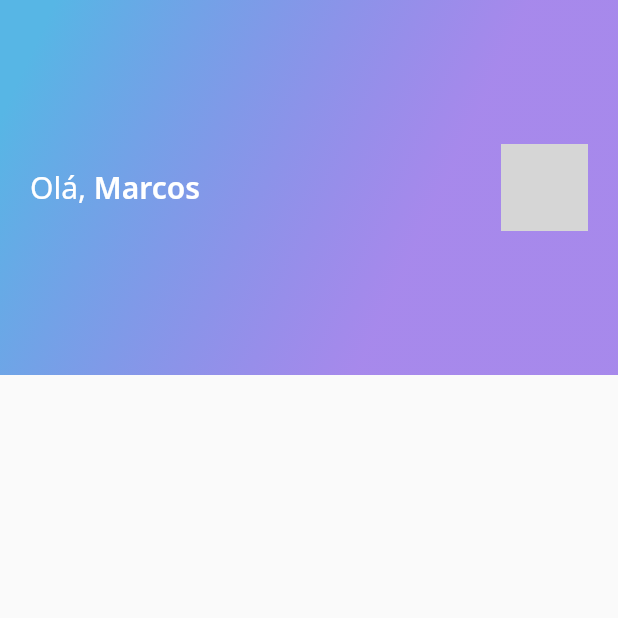
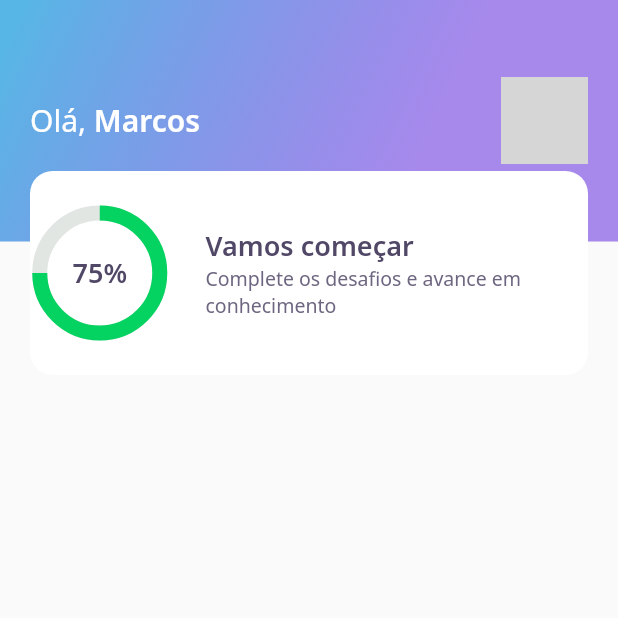
Before and after one commit to marcosanf/devquiz, a Flutter app: the screen it shows after launch, on a phone screen of 412 x 824 dp, the top half of it. Run offline on Flutter 3.47's test engine with Material 2 defaults, Android fonts, the phone set to English and light mode, and no system bars; our stand-ins replace google_fonts; network calls fail; grey boxes are pictures that could not be loaded.

Commit message:
criação do scrore card e chart widget

```diff
--- a/lib/home/widgets/appbar/app_bar_widget.dart
+++ b/lib/home/widgets/appbar/app_bar_widget.dart
@@ -1,4 +1,5 @@
 import 'package:devquiz/core/core.dart';
+import 'package:devquiz/home/widgets/score_card/score_card_widget.dart';
 import 'package:flutter/material.dart';
 
 class AppBarWidget extends PreferredSize {
@@ -7,11 +8,15 @@ class AppBarWidget extends PreferredSize {
           preferredSize: Size.fromHeight(250.0),
           child: Container(
             height: 250,
+            child: Stack(
+              children: [
+                Container(
+                  height: 161,
+                  width: double.maxFinite,
+                  padding: const EdgeInsets.symmetric(horizontal: 20.0),
                   decoration: BoxDecoration(
                     gradient: AppGradients.linear,
                   ),
-            child: Padding(
-              padding: const EdgeInsets.symmetric(horizontal: 20.0),
                   child: Row(
                     mainAxisAlignment: MainAxisAlignment.spaceBetween,
                     children: [
@@ -40,6 +45,12 @@ class AppBarWidget extends PreferredSize {
                     ],
                   ),
                 ),
+                Align(
+                  alignment: Alignment(0.0, 1.0),
+                  child: ScoreCardWidget(),
+                ),
+              ],
+            ),
           ),
         );
 }
--- /dev/null
+++ b/lib/home/widgets/chart/chart_widget.dart
@@ -0,0 +1,35 @@
+import 'package:devquiz/core/core.dart';
+import 'package:flutter/material.dart';
+
+class ChartWidget extends StatelessWidget {
+  @override
+  Widget build(BuildContext context) {
+    return Container(
+      height: 80,
+      width: 80,
+      child: Stack(
+        children: [
+          Center(
+            child: Container(
+              height: 80,
+              width: 80,
+              child: CircularProgressIndicator(
+                strokeWidth: 10,
+                value: 0.75,
+                backgroundColor: AppColors.chartSecondary,
+                valueColor:
+                    AlwaysStoppedAnimation<Color>(AppColors.chartPrimary),
+              ),
+            ),
+          ),
+          Center(
+            child: Text(
+              "75%",
+              style: AppTextStyles.heading,
+            ),
+          )
+        ],
+      ),
+    );
+  }
+}
--- /dev/null
+++ b/lib/home/widgets/score_card/score_card_widget.dart
@@ -0,0 +1,50 @@
+import 'package:devquiz/core/core.dart';
+import 'package:devquiz/home/widgets/chart/chart_widget.dart';
+import 'package:flutter/material.dart';
+
+class ScoreCardWidget extends StatefulWidget {
+  @override
+  _ScoreCardWidgetState createState() => _ScoreCardWidgetState();
+}
+
+class _ScoreCardWidgetState extends State<ScoreCardWidget> {
+  @override
+  Widget build(BuildContext context) {
+    return Padding(
+      padding: const EdgeInsets.symmetric(horizontal: 20),
+      child: Container(
+        height: 136,
+        decoration: BoxDecoration(
+            color: AppColors.white, borderRadius: BorderRadius.circular(15)),
+        child: Row(
+          children: [
+            Expanded(
+              flex: 1,
+              child: ChartWidget(),
+            ),
+            Expanded(
+              flex: 3,
+              child: Padding(
+                padding: const EdgeInsets.only(left: 24),
+                child: Column(
+                  mainAxisAlignment: MainAxisAlignment.center,
+                  crossAxisAlignment: CrossAxisAlignment.start,
+                  children: [
+                    Text(
+                      "Vamos começar",
+                      style: AppTextStyles.heading,
+                    ),
+                    Text(
+                      "Complete os desafios e avance em conhecimento",
+                      style: AppTextStyles.body,
+                    ),
+                  ],
+                ),
+              ),
+            ),
+          ],
+        ),
+      ),
+    );
+  }
+}
```
Lines whose indentation alone changed are shown as unchanged.
